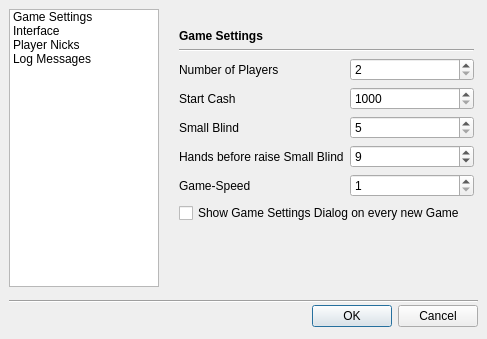
First picture: the form in src/gui/qt/settingsdialog.ui, repository pokerth/pokerth, before the edit.
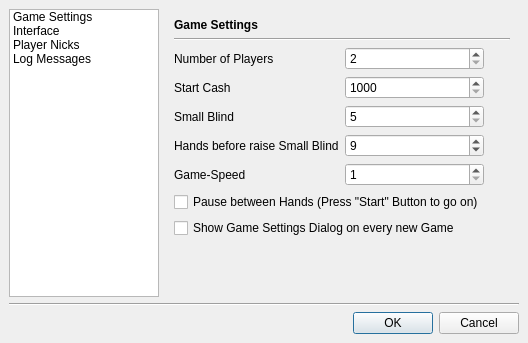
Second picture: the form after the edit.

Commit message: New Settings (permanent Breakbutton, ShowFadeOut) added

```diff
--- a/src/gui/qt/settingsdialog.ui
+++ b/src/gui/qt/settingsdialog.ui
@@ -5,87 +5,22 @@
    <rect>
     <x>0</x>
     <y>0</y>
-    <width>487</width>
-    <height>339</height>
+    <width>528</width>
+    <height>343</height>
    </rect>
   </property>
   <property name="windowTitle" >
    <string>PokerTH - Settings</string>
   </property>
-  <widget class="QDialogButtonBox" name="buttonBox" >
-   <property name="geometry" >
-    <rect>
-     <x>9</x>
-     <y>302</y>
-     <width>469</width>
-     <height>28</height>
-    </rect>
+  <layout class="QGridLayout" >
+   <property name="margin" >
+    <number>9</number>
    </property>
-   <property name="orientation" >
-    <enum>Qt::Horizontal</enum>
+   <property name="spacing" >
+    <number>6</number>
    </property>
-   <property name="standardButtons" >
-    <set>QDialogButtonBox::Cancel|QDialogButtonBox::NoButton|QDialogButtonBox::Ok</set>
-   </property>
-  </widget>
-  <widget class="QListWidget" name="listWidget" >
-   <property name="geometry" >
-    <rect>
-     <x>9</x>
-     <y>9</y>
-     <width>150</width>
-     <height>278</height>
-    </rect>
-   </property>
-   <property name="maximumSize" >
-    <size>
-     <width>150</width>
-     <height>16777215</height>
-    </size>
-   </property>
-   <item>
-    <property name="text" >
-     <string>Game Settings</string>
-    </property>
-   </item>
-   <item>
-    <property name="text" >
-     <string>Interface</string>
-    </property>
-   </item>
-   <item>
-    <property name="text" >
-     <string>Player Nicks</string>
-    </property>
-   </item>
-   <item>
-    <property name="text" >
-     <string>Log Messages</string>
-    </property>
-   </item>
-  </widget>
-  <widget class="Line" name="line" >
-   <property name="geometry" >
-    <rect>
-     <x>9</x>
-     <y>293</y>
-     <width>469</width>
-     <height>16</height>
-    </rect>
-   </property>
-   <property name="orientation" >
-    <enum>Qt::Horizontal</enum>
-   </property>
-  </widget>
+   <item row="0" column="1" >
   <widget class="QStackedWidget" name="stackedWidget" >
-   <property name="geometry" >
-    <rect>
-     <x>170</x>
-     <y>20</y>
-     <width>313</width>
-     <height>275</height>
-    </rect>
-   </property>
    <property name="currentIndex" >
     <number>0</number>
    </property>
@@ -97,33 +32,44 @@
      <property name="spacing" >
       <number>6</number>
      </property>
-     <item row="5" column="1" >
-      <widget class="QSpinBox" name="spinBox_handsBeforeRaiseSmallBlind" >
-       <property name="minimum" >
-        <number>1</number>
-       </property>
-       <property name="value" >
-        <number>9</number>
-       </property>
-      </widget>
-     </item>
-     <item row="6" column="0" >
-      <widget class="QLabel" name="label" >
+       <item row="8" column="0" colspan="2" >
+        <widget class="QCheckBox" name="checkBox_showGameSettingsDialogOnNewGame" >
+         <property name="text" >
+          <string>Show Game Settings Dialog on every new Game</string>
+         </property>
+        </widget>
+       </item>
+       <item row="7" column="0" colspan="2" >
+        <widget class="QCheckBox" name="checkBox_pauseBetweenHands" >
        <property name="text" >
-        <string>Game-Speed</string>
+          <string>Pause between Hands (Press "Start" Button to go on)</string>
        </property>
       </widget>
      </item>
-     <item row="6" column="1" >
-      <widget class="QSpinBox" name="spinBox_gameSpeed" >
-       <property name="maximum" >
-        <number>11</number>
-       </property>
-       <property name="minimum" >
-        <number>1</number>
-       </property>
-       <property name="singleStep" >
-        <number>1</number>
+       <item row="1" column="0" colspan="3" >
+        <widget class="Line" name="line_3" >
+         <property name="orientation" >
+          <enum>Qt::Horizontal</enum>
+         </property>
+        </widget>
+       </item>
+       <item row="4" column="0" >
+        <widget class="QLabel" name="label_3" >
+         <property name="text" >
+          <string>Small Blind</string>
+         </property>
+        </widget>
+       </item>
+       <item row="0" column="0" colspan="2" >
+        <widget class="QLabel" name="label_5" >
+         <property name="font" >
+          <font>
+           <weight>75</weight>
+           <bold>true</bold>
+          </font>
+         </property>
+         <property name="text" >
+          <string>Game Settings</string>
        </property>
       </widget>
      </item>
@@ -134,36 +80,10 @@
        </property>
       </widget>
      </item>
-     <item row="2" column="1" >
-      <widget class="QSpinBox" name="spinBox_quantityPlayers" >
-       <property name="maximum" >
-        <number>5</number>
-       </property>
-       <property name="minimum" >
-        <number>2</number>
-       </property>
-      </widget>
-     </item>
-     <item row="3" column="1" >
-      <widget class="QSpinBox" name="spinBox_startCash" >
-       <property name="maximum" >
-        <number>5000</number>
-       </property>
-       <property name="minimum" >
-        <number>1000</number>
-       </property>
-      </widget>
-     </item>
-     <item row="0" column="0" colspan="2" >
-      <widget class="QLabel" name="label_5" >
-       <property name="font" >
-        <font>
-         <weight>75</weight>
-         <bold>true</bold>
-        </font>
-       </property>
+       <item row="6" column="0" >
+        <widget class="QLabel" name="label" >
        <property name="text" >
-        <string>Game Settings</string>
+          <string>Game-Speed</string>
        </property>
       </widget>
      </item>
@@ -174,12 +94,18 @@
        </property>
       </widget>
      </item>
-     <item row="4" column="0" >
-      <widget class="QLabel" name="label_3" >
-       <property name="text" >
-        <string>Small Blind</string>
-       </property>
-      </widget>
+       <item row="9" column="0" >
+        <spacer>
+         <property name="orientation" >
+          <enum>Qt::Vertical</enum>
+         </property>
+         <property name="sizeHint" >
+          <size>
+           <width>20</width>
+           <height>20</height>
+          </size>
+         </property>
+        </spacer>
      </item>
      <item row="3" column="0" >
       <widget class="QLabel" name="label_2" >
@@ -188,6 +114,29 @@
        </property>
       </widget>
      </item>
+       <item row="6" column="1" >
+        <widget class="QSpinBox" name="spinBox_gameSpeed" >
+         <property name="maximum" >
+          <number>11</number>
+         </property>
+         <property name="minimum" >
+          <number>1</number>
+         </property>
+         <property name="singleStep" >
+          <number>1</number>
+         </property>
+        </widget>
+       </item>
+       <item row="5" column="1" >
+        <widget class="QSpinBox" name="spinBox_handsBeforeRaiseSmallBlind" >
+         <property name="minimum" >
+          <number>1</number>
+         </property>
+         <property name="value" >
+          <number>9</number>
+         </property>
+        </widget>
+       </item>
      <item row="4" column="1" >
       <widget class="QSpinBox" name="spinBox_smallBlind" >
        <property name="maximum" >
@@ -198,30 +147,23 @@
        </property>
       </widget>
      </item>
-     <item row="8" column="0" >
-      <spacer>
-       <property name="orientation" >
-        <enum>Qt::Vertical</enum>
-       </property>
-       <property name="sizeHint" >
-        <size>
-         <width>20</width>
-         <height>40</height>
-        </size>
-       </property>
-      </spacer>
-     </item>
-     <item row="7" column="0" colspan="2" >
-      <widget class="QCheckBox" name="checkBox_showGameSettingsDialogOnNewGame" >
-       <property name="text" >
-        <string>Show Game Settings Dialog on every new Game</string>
+       <item row="3" column="1" >
+        <widget class="QSpinBox" name="spinBox_startCash" >
+         <property name="maximum" >
+          <number>5000</number>
+         </property>
+         <property name="minimum" >
+          <number>1000</number>
        </property>
       </widget>
      </item>
-     <item row="1" column="0" colspan="2" >
-      <widget class="Line" name="line_3" >
-       <property name="orientation" >
-        <enum>Qt::Horizontal</enum>
+       <item row="2" column="1" >
+        <widget class="QSpinBox" name="spinBox_quantityPlayers" >
+         <property name="maximum" >
+          <number>5</number>
+         </property>
+         <property name="minimum" >
+          <number>2</number>
        </property>
       </widget>
      </item>
@@ -421,6 +363,55 @@
     </layout>
    </widget>
   </widget>
+   </item>
+   <item row="0" column="0" >
+    <widget class="QListWidget" name="listWidget" >
+     <property name="maximumSize" >
+      <size>
+       <width>150</width>
+       <height>16777215</height>
+      </size>
+     </property>
+     <item>
+      <property name="text" >
+       <string>Game Settings</string>
+      </property>
+     </item>
+     <item>
+      <property name="text" >
+       <string>Interface</string>
+      </property>
+     </item>
+     <item>
+      <property name="text" >
+       <string>Player Nicks</string>
+      </property>
+     </item>
+     <item>
+      <property name="text" >
+       <string>Log Messages</string>
+      </property>
+     </item>
+    </widget>
+   </item>
+   <item row="1" column="0" colspan="2" >
+    <widget class="Line" name="line" >
+     <property name="orientation" >
+      <enum>Qt::Horizontal</enum>
+     </property>
+    </widget>
+   </item>
+   <item row="2" column="0" colspan="2" >
+    <widget class="QDialogButtonBox" name="buttonBox" >
+     <property name="orientation" >
+      <enum>Qt::Horizontal</enum>
+     </property>
+     <property name="standardButtons" >
+      <set>QDialogButtonBox::Cancel|QDialogButtonBox::NoButton|QDialogButtonBox::Ok</set>
+     </property>
+    </widget>
+   </item>
+  </layout>
  </widget>
  <tabstops>
   <tabstop>listWidget</tabstop>
```
Left out of the diff: 53 changed lines with no effect on the pictures. Lines whose indentation alone changed are shown as unchanged. The commit also changes 10 other files.
